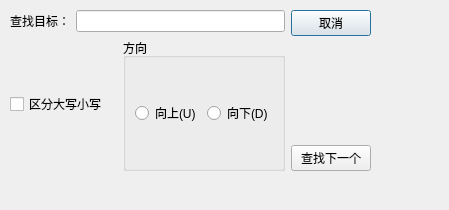
Above: lab2/searchdialog.ui from adsdsd-cd6/QtCourse before the change. Below: the same form after it.
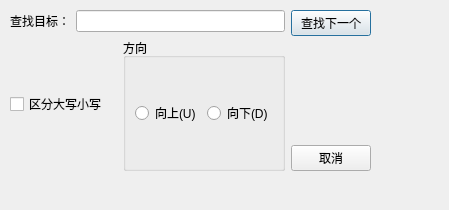
That is the form after the change.

What changed in the file:
```diff
--- a/lab2/searchdialog.ui
+++ b/lab2/searchdialog.ui
@@ -25,7 +25,7 @@
   <property name="windowTitle">
    <string>查找</string>
   </property>
-  <widget class="QWidget" name="">
+  <widget class="QWidget" name="layoutWidget">
    <property name="geometry">
     <rect>
      <x>10</x>
@@ -90,9 +90,9 @@
     <item>
      <layout class="QVBoxLayout" name="verticalLayout">
       <item>
-       <widget class="QPushButton" name="btnCancel">
+       <widget class="QPushButton" name="btnFindNext">
         <property name="text">
-         <string>取消</string>
+         <string>查找下一个</string>
         </property>
        </widget>
       </item>
@@ -110,9 +110,9 @@
        </spacer>
       </item>
       <item>
-       <widget class="QPushButton" name="btnFindNext">
+       <widget class="QPushButton" name="btnCancel">
         <property name="text">
-         <string>查找下一个</string>
+         <string>取消</string>
         </property>
        </widget>
       </item>
```
Left out of the diff: 2 changed lines with no effect on the pictures.
